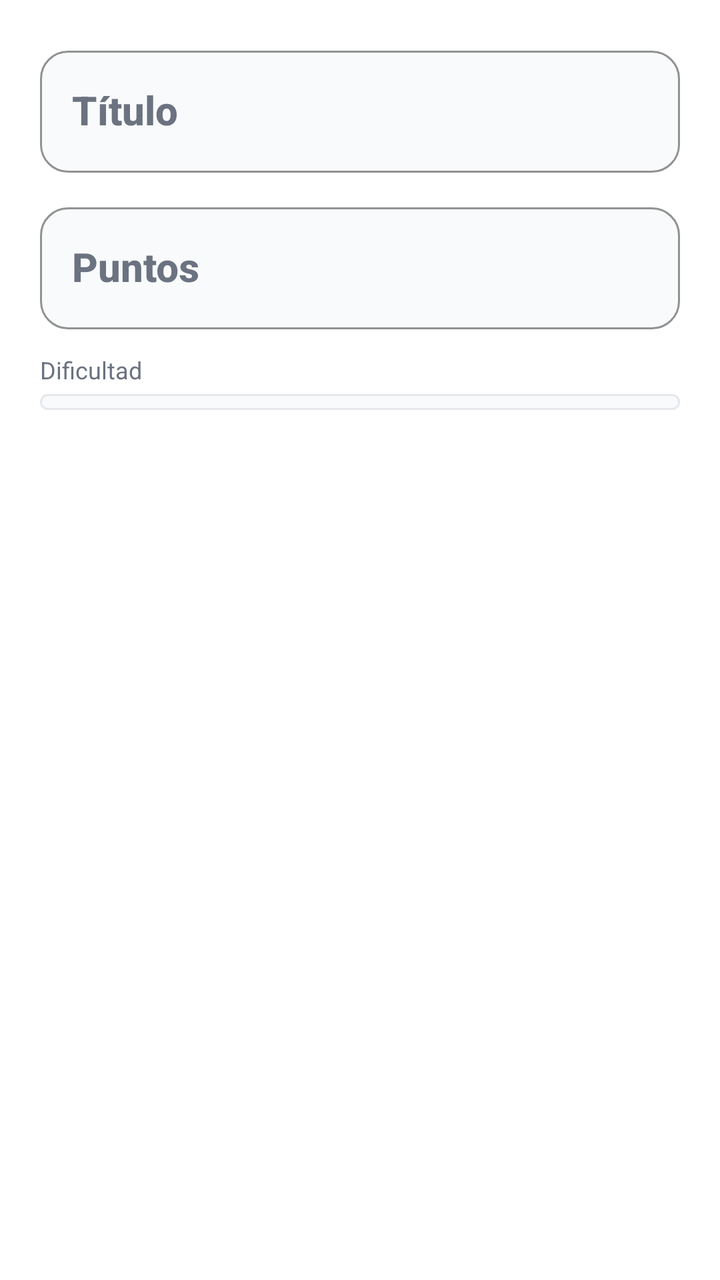
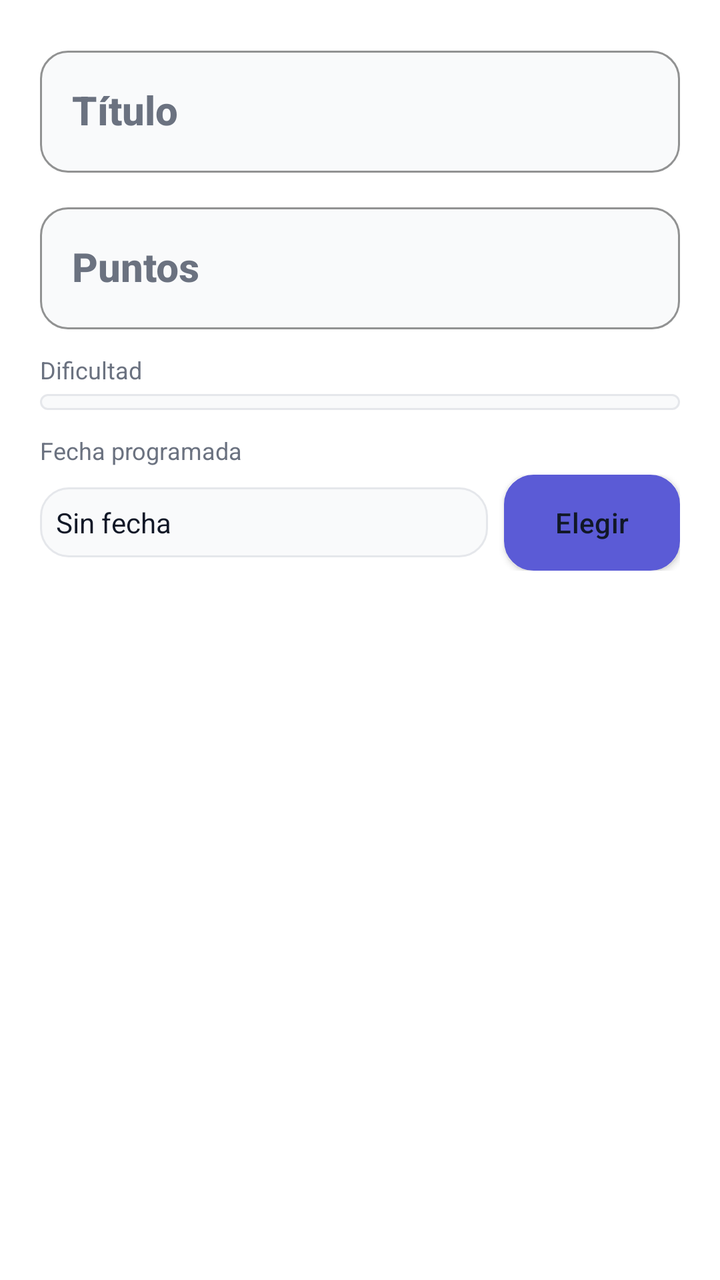

Two renders of the same Android screen: before a commit and after it. Below are the layout's source before the change and the commit's diff.
<!-- AndroidManifest.xml: application theme Theme.TFG -->
<!-- res/layout/dialog_editar_tarea.xml -->
<?xml version="1.0" encoding="utf-8"?>
<LinearLayout xmlns:android="http://schemas.android.com/apk/res/android"
    xmlns:app="http://schemas.android.com/apk/res-auto"
    android:layout_width="match_parent"
    android:layout_height="wrap_content"
    android:orientation="vertical"
    android:padding="@dimen/spacing_xl"
    android:background="@color/fondo">

    <com.google.android.material.textfield.TextInputLayout
        style="@style/Widget.TFG.TextInputLayout"
        android:layout_width="match_parent"
        android:layout_height="wrap_content"
        android:hint="@string/titulo_hint"
        app:boxBackgroundColor="@color/superficie_variant">

        <com.google.android.material.textfield.TextInputEditText
            android:id="@+id/etTituloEditar"
            android:layout_width="match_parent"
            android:layout_height="wrap_content"
            android:autofillHints="none"
            android:inputType="text"
            android:imeOptions="flagNoExtractUi"
            android:textColor="@color/texto_principal"
            android:textColorHint="@color/gris" />
    </com.google.android.material.textfield.TextInputLayout>

    <com.google.android.material.textfield.TextInputLayout
        android:id="@+id/tilPuntosEditar"
        style="@style/Widget.TFG.TextInputLayout"
        android:layout_width="match_parent"
        android:layout_height="wrap_content"
        android:hint="@string/puntos_hint"
        android:layout_marginTop="@dimen/spacing_md"
        app:boxBackgroundColor="@color/superficie_variant">

        <com.google.android.material.textfield.TextInputEditText
            android:id="@+id/etPuntosEditar"
            android:layout_width="match_parent"
            android:layout_height="wrap_content"
            android:inputType="number"
            android:autofillHints="none"
            android:imeOptions="flagNoExtractUi"
            android:textColor="@color/texto_principal"
            android:textColorHint="@color/gris" />
    </com.google.android.material.textfield.TextInputLayout>

    <TextView
        android:id="@+id/tvPuntosFijosEditar"
        android:layout_width="wrap_content"
        android:layout_height="wrap_content"
        android:layout_marginTop="10dp"
        android:text="@string/puntos_fijos_200"
        android:textColor="@color/texto_secundario"
        android:textSize="12sp"
        android:visibility="gone" />

    <TextView
        android:layout_width="wrap_content"
        android:layout_height="wrap_content"
        android:text="@string/dificultad"
        android:textSize="12sp"
        android:textColor="@color/gris"
        android:layout_marginTop="@dimen/spacing_md"
        android:layout_marginBottom="@dimen/spacing_xs" />

    <Spinner
        android:id="@+id/spDificultadEditar"
        android:layout_width="match_parent"
        android:layout_height="wrap_content"
        android:background="@drawable/bg_input_campo"
        android:padding="@dimen/spacing_xs" />

</LinearLayout>
<!-- resources referenced by this layout -->
<resources>
  <color name="fondo">#FFFFFF</color>
  <color name="gris">#6B7280</color>
  <color name="superficie_variant">#F9FAFB</color>
  <color name="texto_principal">#111827</color>
  <color name="texto_secundario">#374151</color>
  <dimen name="spacing_md">12dp</dimen>
  <dimen name="spacing_xl">20dp</dimen>
  <dimen name="spacing_xs">4dp</dimen>
  <string name="dificultad">Dificultad</string>
  <string name="puntos_fijos_200">Puntos fijos: 200 pts</string>
  <string name="puntos_hint">Puntos</string>
  <string name="titulo_hint">Título</string>
  <style name="Theme.TFG" parent="Tema.TFG.Moderno" />
  <color name="divisor">#E5E7EB</color>
  <dimen name="corner_radius_md">14dp</dimen>
  <color name="primario">#5B5BD6</color>
  <dimen name="stroke_thin">1dp</dimen>
  <dimen name="stroke_normal">1.5dp</dimen>
  <color name="texto_deshabilitado">#6B7280</color>
  <color name="primario_variant">#3D3D99</color>
  <color name="on_acento">#FFFFFF</color>
  <color name="superficie">#FFFFFF</color>
  <style name="TextAppearance.TFG.Cuerpo" parent="TextAppearance.MaterialComponents.Body1">
          <item name="android:textColor">@color/texto_secundario</item>
          <item name="android:textSize">14sp</item>
          <item name="android:lineSpacingMultiplier">1.2</item>
      </style>
  <style name="TextAppearance.TFG.Headline" parent="TextAppearance.MaterialComponents.Headline5">
          <item name="android:textColor">@color/texto_principal</item>
          <item name="android:textStyle">bold</item>
          <item name="android:textSize">24sp</item>
          <item name="android:letterSpacing">-0.01</item>
      </style>
  <style name="TextAppearance.TFG.Titulo" parent="TextAppearance.MaterialComponents.Headline6">
          <item name="android:textColor">@color/texto_principal</item>
          <item name="android:textStyle">bold</item>
          <item name="android:textSize">20sp</item>
          <item name="android:letterSpacing">0</item>
      </style>
  <style name="TextAppearance.TFG.Label" parent="TextAppearance.MaterialComponents.Caption">
          <item name="android:textColor">@color/texto_deshabilitado</item>
          <item name="android:textSize">12sp</item>
          <item name="android:letterSpacing">0.03</item>
      </style>
  <dimen name="corner_radius_xl">20dp</dimen>
  <dimen name="elevation_default">1dp</dimen>
  <dimen name="spacing_lg">16dp</dimen>
  <style name="TextAppearance.TFG.NavLabel" parent="TextAppearance.MaterialComponents.Caption">
          <item name="android:textSize">11sp</item>
          <item name="android:letterSpacing">0.02</item>
      </style>
  <!-- unchanged entries left out for length: 6 -->
</resources>

<!-- the commit's change to res/layout/dialog_editar_tarea.xml (unified diff, before → after) -->
@@ -71,4 +71,40 @@
         android:background="@drawable/bg_input_campo"
         android:padding="@dimen/spacing_xs" />
 
+    <TextView
+        android:layout_width="wrap_content"
+        android:layout_height="wrap_content"
+        android:text="@string/fecha_programada"
+        android:textSize="12sp"
+        android:textColor="@color/gris"
+        android:layout_marginTop="@dimen/spacing_md"
+        android:layout_marginBottom="@dimen/spacing_xs" />
+
+    <LinearLayout
+        android:layout_width="match_parent"
+        android:layout_height="wrap_content"
+        android:orientation="horizontal"
+        android:gravity="center_vertical">
+
+        <TextView
+            android:id="@+id/tvFechaEditar"
+            android:layout_width="0dp"
+            android:layout_height="wrap_content"
+            android:layout_weight="1"
+            android:text="@string/sin_fecha"
+            android:padding="@dimen/spacing_sm"
+            android:textColor="@color/texto_principal"
+            android:background="@drawable/bg_input_campo" />
+
+        <com.google.android.material.button.MaterialButton
+            android:id="@+id/btnElegirFechaEditar"
+            style="@style/Widget.TFG.Boton.Contorno"
+            android:layout_width="wrap_content"
+            android:layout_height="wrap_content"
+            android:layout_marginStart="@dimen/spacing_sm"
+            android:text="@string/elegir"
+            android:textAllCaps="false" />
+
+    </LinearLayout>
+
 </LinearLayout>
<!-- resource entries referenced after the edit -->
@@ -6,19 +6,48 @@
   <color name="texto_principal">#111827</color>
   <color name="texto_secundario">#374151</color>
   <dimen name="spacing_md">12dp</dimen>
+  <dimen name="spacing_sm">8dp</dimen>
   <dimen name="spacing_xl">20dp</dimen>
   <dimen name="spacing_xs">4dp</dimen>
   <string name="dificultad">Dificultad</string>
+  <string name="elegir">Elegir</string>
+  <string name="fecha_programada">Fecha programada</string>
   <string name="puntos_fijos_200">Puntos fijos: 200 pts</string>
   <string name="puntos_hint">Puntos</string>
+  <string name="sin_fecha">Sin fecha</string>
   <string name="titulo_hint">Título</string>
+  <style name="Widget.TFG.Boton.Contorno" parent="Widget.TFG.Boton.Base">
+          <item name="android:background">@drawable/btn_outline_black</item>
+          <item name="android:textColor">@color/texto_principal</item>
+          <item name="cornerRadius">@dimen/corner_radius_md</item>
+      </style>
   <style name="Theme.TFG" parent="Tema.TFG.Moderno" />
   <color name="divisor">#E5E7EB</color>
+  <style name="Widget.TFG.Boton.Base" parent="Widget.MaterialComponents.Button">
+          <item name="android:textAllCaps">false</item>
+          <item name="android:minHeight">@dimen/button_min_height</item>
+          <item name="android:textSize">14sp</item>
+          <item name="android:letterSpacing">0.01</item>
+      </style>
+  <!-- drawable btn_outline_black (drawable) -->
+  <?xml version="1.0" encoding="utf-8"?>
+  <ripple xmlns:android="http://schemas.android.com/apk/res/android"
+      android:color="@color/brand_100">
+      <item>
+          <shape android:shape="rectangle">
+              <solid android:color="@color/superficie" />
+              <corners android:radius="14dp" />
+              <stroke android:width="1.5dp" android:color="@color/texto_principal" />
+          </shape>
+      </item>
+  </ripple>
   <dimen name="corner_radius_md">14dp</dimen>
   <color name="primario">#5B5BD6</color>
   <dimen name="stroke_thin">1dp</dimen>
   <dimen name="stroke_normal">1.5dp</dimen>
   <color name="texto_deshabilitado">#6B7280</color>
+  <dimen name="button_min_height">48dp</dimen>
+  <color name="brand_100">#E8E8FA</color>
   <color name="primario_variant">#3D3D99</color>
   <color name="on_acento">#FFFFFF</color>
   <color name="superficie">#FFFFFF</color>
